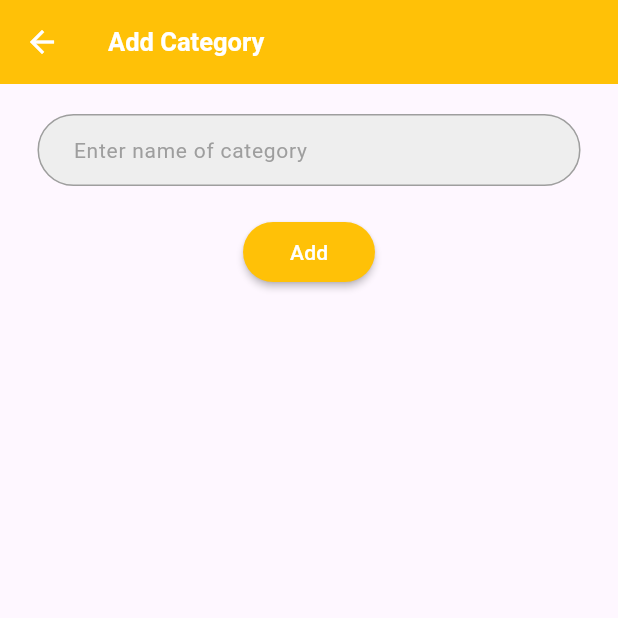
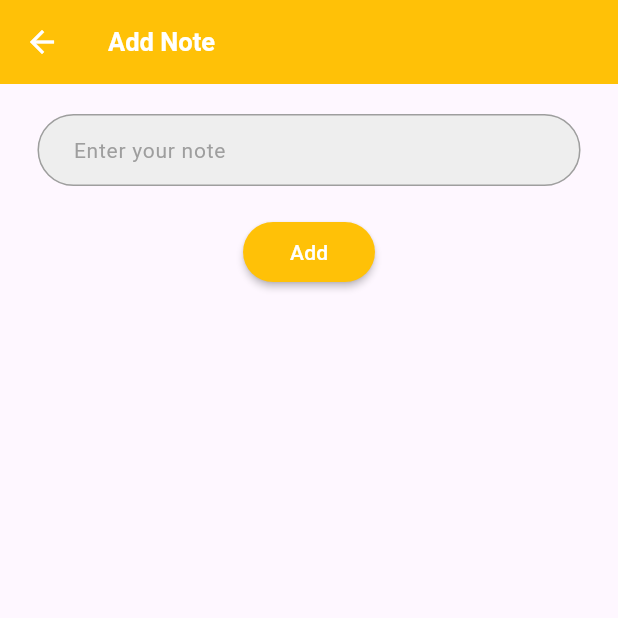
Before and after one commit to abdellahayoujil/flutter_firebase, a Flutter app: the Viewpage screen opened directly with empty values, after a tap on the "add" icon, on a phone screen of 412 x 824 dp, the top half of it. Run offline on Flutter 3.47's test engine with Material 3 defaults, Android fonts, the phone set to English and light mode, and no system bars; our stand-ins replace awesome_dialog, cloud_firestore, firebase_auth, firebase_core, google_sign_in, lottie; accounts and stored records are empty.

Commit message:
add data to Subcollections

```diff
--- a/lib/note/addnote.dart
+++ b/lib/note/addnote.dart
@@ -0,0 +1,86 @@
+import 'package:cloud_firestore/cloud_firestore.dart';
+import 'package:firebase_flutter/components/custombuttonauth.dart';
+import 'package:firebase_flutter/components/customformfield.dart';
+import 'package:firebase_flutter/note/viewnote.dart';
+import 'package:flutter/material.dart';
+
+class Addnote extends StatefulWidget {
+  final String docId;
+  const Addnote({super.key, required this.docId});
+
+  @override
+  State<Addnote> createState() => _AddnoteState();
+}
+
+class _AddnoteState extends State<Addnote> {
+  TextEditingController note = TextEditingController();
+
+  bool isLoading = false;
+
+  Future<void> addNote() async {
+    CollectionReference collectionnote = FirebaseFirestore.instance
+        .collection('categoris')
+        .doc(widget.docId)
+        .collection("note");
+    if (formstate.currentState!.validate()) {
+      try {
+        isLoading = true;
+        setState(() {});
+        // ignore: unused_local_variable
+        DocumentReference res = await collectionnote.add({'note': note.text});
+        // ignore: use_build_context_synchronously
+        Navigator.of(context).push(
+            MaterialPageRoute(
+                builder: (context) => Viewpage(categoryId: widget.docId)));
+      } catch (e) {
+        isLoading = false;
+        setState(() {});
+        // ignore: avoid_print
+        print("error ================= $e");
+      }
+    }
+  }
+
+  @override
+  void dispose() {
+    super.dispose();
+    note.dispose();
+  }
+
+  GlobalKey<FormState> formstate = GlobalKey<FormState>();
+  @override
+  Widget build(BuildContext context) {
+    return Scaffold(
+      appBar: AppBar(title: const Text("Add Note")),
+      body: Form(
+          key: formstate,
+          child: isLoading
+              ? const Center(
+                  child: CircularProgressIndicator(),
+                )
+              : Column(
+                  children: [
+                    Container(
+                      padding: const EdgeInsets.symmetric(
+                          vertical: 20, horizontal: 25),
+                      child: CustomformfieldAdd(
+                          hinttext: "Enter your note",
+                          mycontroller: note,
+                          validator: (val) {
+                            if (val == "") {
+                              return "can't to be empty";
+                            }
+                            return null;
+                          }),
+                    ),
+                    CustomButtonAuth(
+                      title: "Add",
+                      onPressed: () {
+                        addNote();
+                      },
+                    )
+                  ],
+                )),
+    );
+  }
+}
--- a/lib/note/viewnote.dart
+++ b/lib/note/viewnote.dart
@@ -3,6 +3,7 @@ import 'package:awesome_dialog/awesome_dialog.dart';
 import 'package:cloud_firestore/cloud_firestore.dart';
 import 'package:firebase_auth/firebase_auth.dart';
 import 'package:firebase_flutter/constans.dart';
+import 'package:firebase_flutter/note/addnote.dart';
 import 'package:flutter/material.dart';
 import 'package:google_sign_in/google_sign_in.dart';
 
@@ -22,7 +23,9 @@ class _ViewpageState extends State<Viewpage> {
   getData() async {
     QuerySnapshot querySnapshot = await FirebaseFirestore.instance
         .collection('categoris')
-        .doc(widget.categoryId).collection("note").get();
+        .doc(widget.categoryId)
+        .collection("note")
+        .get();
     data.addAll(querySnapshot.docs);
     isLoading = false;
     setState(() {});
@@ -40,7 +43,8 @@ class _ViewpageState extends State<Viewpage> {
         floatingActionButton: FloatingActionButton(
           backgroundColor: MyColors.myYellow,
           onPressed: () {
-            Navigator.of(context).pushNamed("addcategory");
+            Navigator.of(context).push(MaterialPageRoute(
+                builder: (context) => Addnote(docId: widget.categoryId)));
           },
           child: const Icon(Icons.add),
         ),
@@ -59,11 +63,14 @@ class _ViewpageState extends State<Viewpage> {
                 icon: const Icon(Icons.logout))
           ],
         ),
-        body: isLoading
+        // ignore: deprecated_member_use
+        body: WillPopScope(
+            child: isLoading
                 ? const Center(child: Text("Loading ..."))
                 : GridView.builder(
                     itemCount: data.length,
-                gridDelegate: const SliverGridDelegateWithFixedCrossAxisCount(
+                    gridDelegate:
+                        const SliverGridDelegateWithFixedCrossAxisCount(
                             crossAxisCount: 2, mainAxisExtent: 160),
                     itemBuilder: (BuildContext context, int index) {
                       return InkWell(
@@ -90,44 +97,24 @@ class _ViewpageState extends State<Viewpage> {
                                     /* Navigator.of(context).push(MaterialPageRoute(
                                 builder: (context) => Updatecategoris(
                                     docid: data[index].id, oldname : data[index]['name'])));*/
-                          }).show();
+                                  })
+                              .show();
                         },
                         child: Card(
                           child: Container(
-                        padding: const EdgeInsets.all(15),
+                            padding: const EdgeInsets.all(20),
                             child: Column(
-                          children: [
-                            Text("${data[index]['note']}")
-                          ],
+                              children: [Text("${data[index]['note']}")],
                             ),
                           ),
                         ),
                       );
                     },
-
-                /*FirebaseAuth.instance.currentUser!.emailVerified
-            ? const Text("succesfuly verifed")
-            : MaterialButton(
-              textColor: Colors.white,
-              color: Colors.red,
-              onPressed: (){
-                FirebaseAuth.instance.currentUser!.sendEmailVerification();
-            },child: const Text("please verifed Email"),)
-
-            Card(
-              child: Container(
-                padding: EdgeInsets.all(15),
-                child: Column(
-                  children: [
-                    Image.asset(
-                      "images/fl.png",
-                      height: 100,
                   ),
-                    Text("Favorit")
-                  ],
-                ),
-              ),
-            )*/
-              ));
+            onWillPop: () {
+              Navigator.of(context)
+                  .pushNamedAndRemoveUntil("homepage", (route) => false);
+              return Future.value(false);
+            }));
   }
 }
```
Also changed, not shown: 4 other files. Lines whose indentation alone changed are shown as unchanged.
